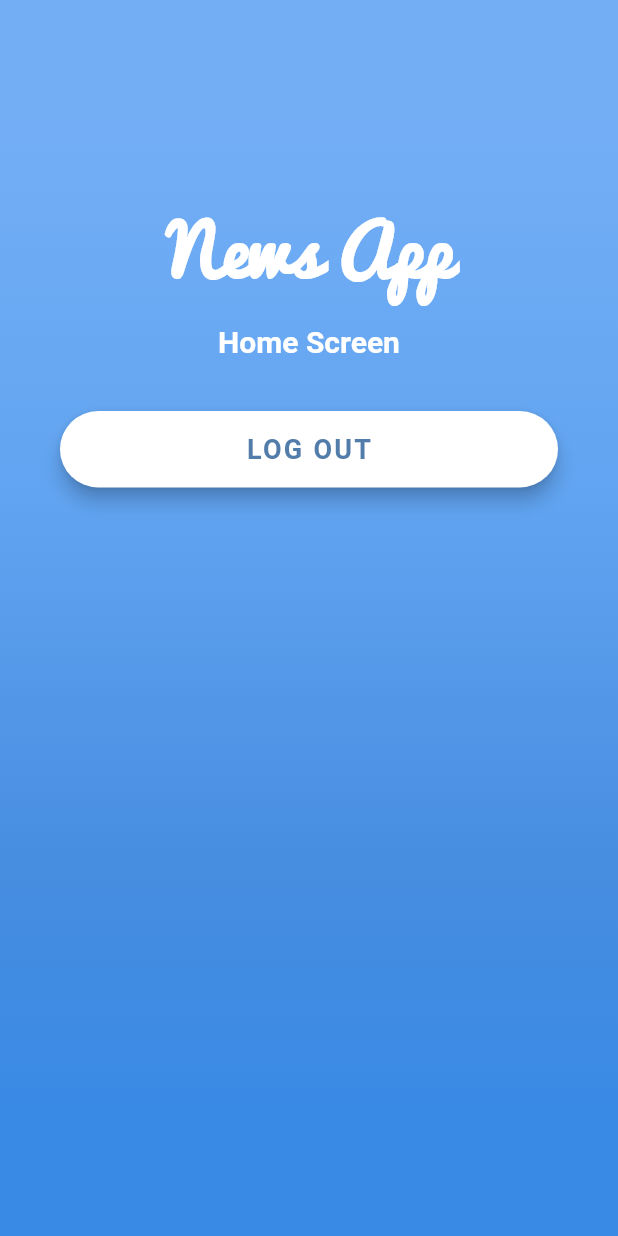
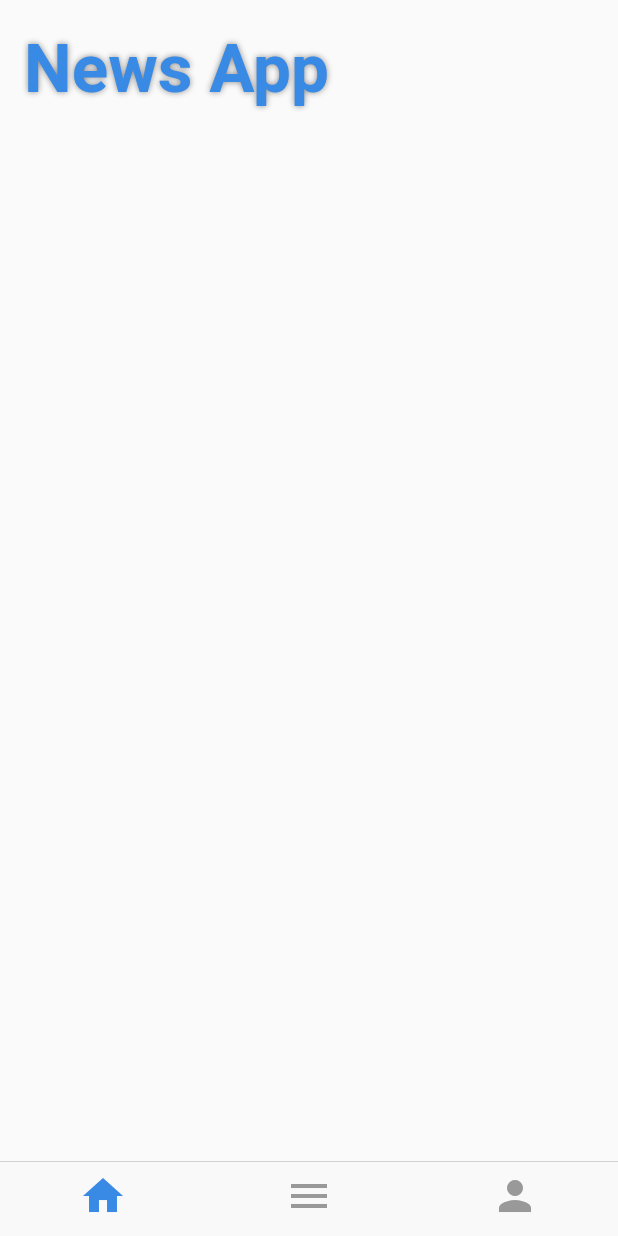
Before and after one commit to Juyoung4/MUD, a Flutter app: the screen it shows once a user with an empty profile is signed in, on a phone screen of 412 x 824 dp. Run offline on Flutter 3.47's test engine with Material 2 defaults, Android fonts, the light colour scheme and no system bars; our stand-ins replace cloud_firestore, firebase_auth; accounts and stored records are empty; Roboto replaces fonts that are missing (OpenSans).

Commit message:
Add Bottomnavigationbar and Screens

```diff
--- a/mud_mobile_app/lib/screens/home_screen.dart
+++ b/mud_mobile_app/lib/screens/home_screen.dart
@@ -1,5 +1,9 @@
+import 'package:flutter/cupertino.dart';
 import 'package:flutter/material.dart';
 import 'package:flutter/services.dart';
+import 'package:mud_mobile_app/screens/category_screen.dart';
+import 'package:mud_mobile_app/screens/profile_screen.dart';
+import 'package:mud_mobile_app/screens/timeline_screen.dart';
 import 'package:mud_mobile_app/services/auth_service.dart';
 import 'package:mud_mobile_app/utilities/constants.dart';
 
@@ -9,97 +13,66 @@ class HomeScreen extends StatefulWidget {
   _HomeScreenState createState() => _HomeScreenState();
 }
 
-Widget _buildLogOutBtn(context) {
-    return Container(
-      padding: EdgeInsets.symmetric(vertical: 25.0),
-      width: double.infinity,
-      child: RaisedButton(
-        elevation: 5.0,
-        onPressed: () {
-          AuthService.logout(context);
-        },
-        padding: EdgeInsets.all(15.0),
-        shape: RoundedRectangleBorder(
-          borderRadius: BorderRadius.circular(30.0),
-        ),
-        color: Colors.white,
-        child: Text(
-          'LOG OUT',
-          style: TextStyle(
-            color: Color(0xFF527DAA),
-            letterSpacing: 1.5,
-            fontSize: 18.0,
-            fontWeight: FontWeight.bold,
-            fontFamily: 'OpenSans',
-          ),
-        ),
-      ),
-    );
+class _HomeScreenState extends State<HomeScreen> {
+
+  int _currentTab = 0;
+  PageController _pageController;
+
+  @override
+  void initState() {
+    super.initState();
+    _pageController = PageController();
   }
 
-class _HomeScreenState extends State<HomeScreen> {
   @override
   Widget build(BuildContext context) {
     return Scaffold(
       body: AnnotatedRegion<SystemUiOverlayStyle>(
-        value: SystemUiOverlayStyle.light,
-        child: GestureDetector(
-          onTap: () => FocusScope.of(context).unfocus(),
-          child: Stack(
+        value: SystemUiOverlayStyle.dark,
+        child: PageView(
+          controller: _pageController,
           children: <Widget>[
-              Container(
-                height: double.infinity,
-                width: double.infinity,
-                decoration: BoxDecoration(
-                  gradient: LinearGradient(
-                    begin: Alignment.topCenter,
-                    end: Alignment.bottomCenter,
-                    colors: [
-                      Color(0xFF73AEF5),
-                      Color(0xFF61A4F1),
-                      Color(0xFF478DE0),
-                      Color(0xFF398AE5),
+            TimelineScreen(),
+            CategoryScreen(),
+            ProfileScreen(),
           ],
-                    stops: [0.1, 0.4, 0.7, 0.9],
+          onPageChanged: (int index) {
+            setState(() {
+              _currentTab = index;
+            });
+          },
         ),
       ),
+      bottomNavigationBar: CupertinoTabBar(
+        currentIndex: _currentTab,
+        onTap: (int index) {
+          setState(() {
+            _currentTab = index;
+          });
+          _pageController.animateToPage(index, duration: Duration(milliseconds: 200), curve: Curves.easeIn);
+        },
+        activeColor: Color(0xFF398AE5),
+        items: [
+          BottomNavigationBarItem(
+            icon: Icon(
+              Icons.home,
+              size: 32.0,
+            )
           ),
-              Container(
-                height: double.infinity,
-                child: SingleChildScrollView(
-                  physics: AlwaysScrollableScrollPhysics(),
-                  padding: EdgeInsets.symmetric(
-                    horizontal: 40.0,
-                    vertical: 120.0,
+          BottomNavigationBarItem(
+            icon: Icon(
+              Icons.menu,
+              size: 32.0,
+            )
           ),
-                  child: Column(
-                    mainAxisAlignment: MainAxisAlignment.center,
-                    crossAxisAlignment: CrossAxisAlignment.center,
-                    children: <Widget>[
-                      Text(
-                        'News App',
-                        style: myTitleStyle
+          BottomNavigationBarItem(
+            icon: Icon(
+              Icons.person,
+              size: 32.0,
+            )
           ),
-                      SizedBox(height: 10.0),
-                      Text(
-                        'Home Screen',
-                        style: TextStyle(
-                          color: Colors.white,
-                          fontFamily: 'OpenSans',
-                          fontSize: 20.0,
-                          fontWeight: FontWeight.bold,
-                        ),
-                      ),
-                      SizedBox(height: 10.0),
-                      _buildLogOutBtn(context)
         ],
-                  ),
-                ),
       )
-            ],
-          ),
-        ),
-      ),
     );
   }
 }
--- /dev/null
+++ b/mud_mobile_app/lib/screens/timeline_screen.dart
@@ -0,0 +1,36 @@
+import 'package:flutter/material.dart';
+import 'package:flutter/services.dart';
+import 'package:mud_mobile_app/utilities/constants.dart';
+
+class TimelineScreen extends StatefulWidget {
+  @override
+  _TimelineScreenState createState() => _TimelineScreenState();
+}
+
+class _TimelineScreenState extends State<TimelineScreen> {
+  @override
+  Widget build(BuildContext context) {
+    return Scaffold(
+      body: AnnotatedRegion<SystemUiOverlayStyle>(
+        value: SystemUiOverlayStyle.dark,
+        child: CustomScrollView(
+          primary: true,
+          slivers: <Widget>[
+            SliverAppBar(
+              expandedHeight: 80.0,
+              elevation: 0.0,
+              floating: false,
+              pinned: true,
+              backgroundColor: Color(0xFFFAFAFA),
+              flexibleSpace: FlexibleSpaceBar(
+                centerTitle: false,
+                titlePadding: EdgeInsets.only(left: 16.0, bottom: 8.0),
+                title: Text('News App', style: myTextStyleDark),
+              ),
+            ),
+          ],
+        ),
+      ),
+    );
+  }
+}
--- a/mud_mobile_app/lib/utilities/constants.dart
+++ b/mud_mobile_app/lib/utilities/constants.dart
@@ -25,6 +25,27 @@ final myTitleStyle = TextStyle(
   fontSize: 46,
 );
 
+final myTextStyle = TextStyle(
+  color: Colors.white,
+  fontFamily: 'OpenSans',
+  fontSize: 20.0,
+  fontWeight: FontWeight.bold,
+);
+
+final myTextStyleDark = TextStyle(
+  color: Color(0xFF398AE5),
+  fontFamily: 'OpenSans',
+  fontSize: 30.0,
+  fontWeight: FontWeight.bold,
+  shadows: <Shadow>[
+    Shadow(
+      offset: Offset.zero,
+      blurRadius: 5.0,
+      color: Colors.black45
+    ),
+  ],
+);
+
 final myBoxDecorationStyle = BoxDecoration(
   color: Color(0xFF6CA8F1),
   borderRadius: BorderRadius.circular(10.0),
```
Also changed, not shown: mud_mobile_app/lib/screens/category_screen.dart (added, +36 -0 lines), mud_mobile_app/lib/screens/error_page.dart (+1 -6 lines), mud_mobile_app/lib/screens/login_screen.dart (+1 -6 lines), mud_mobile_app/lib/screens/profile_screen.dart (added, +50 -0 lines), mud_mobile_app/lib/screens/signup_screen.dart (+1 -6 lines). Lines whose indentation alone changed are shown as unchanged.
